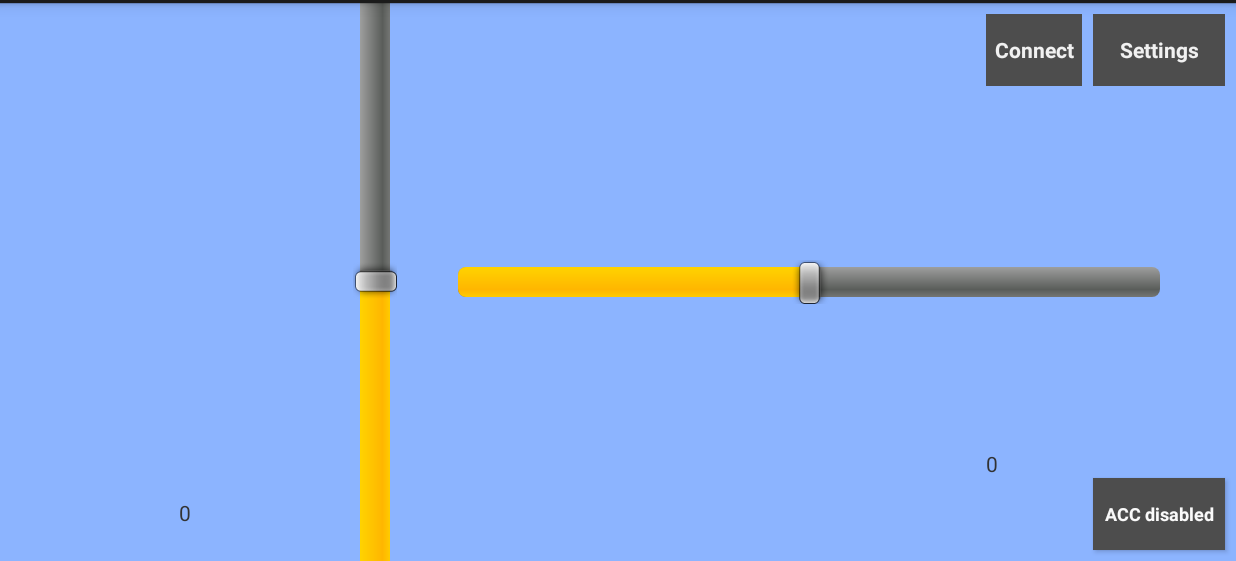
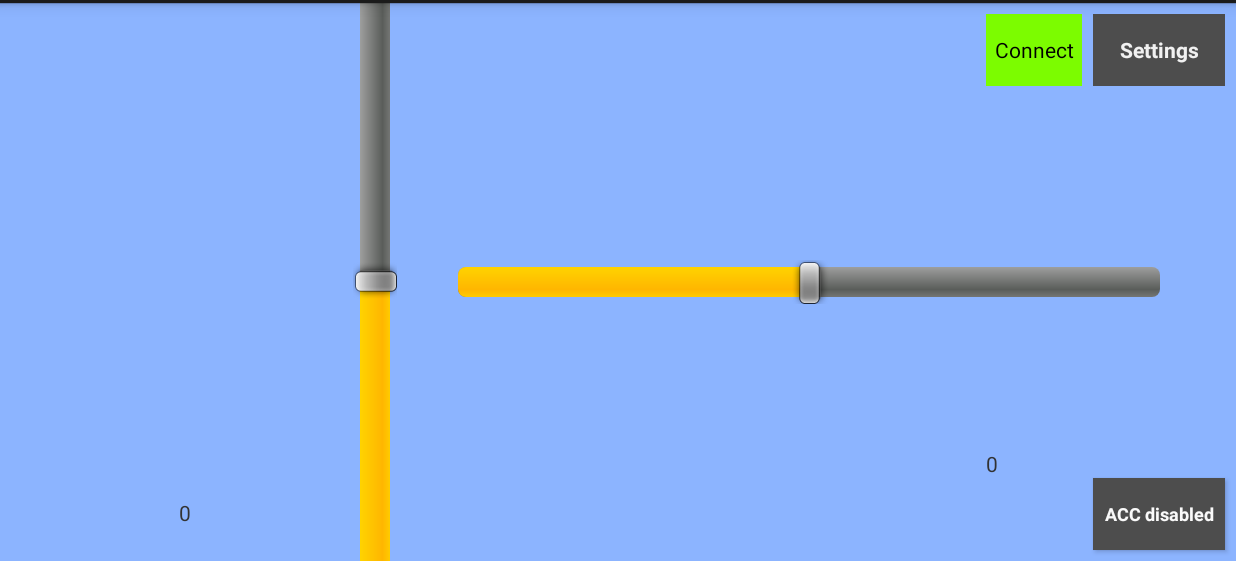
Before and after one commit to felixnorden/moppepojkar, an Android app: the screen it shows after launch (Main), on a phone screen of 824 x 412 dp (held sideways), the part 57-618 px from its top. Run offline under Robolectric (Android 15) with nearby library versions, the light colour scheme and no system bars; 1 statement that could not run was skipped.

Commit message:
Added Colors to connect button, Fixed "Save" button in settings

```diff
--- a/src/app/WirelessIno/app/src/main/java/se/sics/sse/fresta/wirelessino/Main.java
+++ b/src/app/WirelessIno/app/src/main/java/se/sics/sse/fresta/wirelessino/Main.java
@@ -12,6 +12,8 @@ import java.util.concurrent.ExecutionException;
 import android.app.AlertDialog;
 import android.content.DialogInterface;
 import android.content.SharedPreferences;
+import android.graphics.Color;
+import android.graphics.PorterDuff;
 import android.os.AsyncTask;
 import android.os.Bundle;
 import android.app.Activity;
@@ -126,6 +128,7 @@ public class Main extends Activity implements CommunicationListener {
         speedTextView.setText(Integer.toString(0));
 
         connectButton = (Button) findViewById(R.id.serverButton);
+        connectButton.setBackgroundColor(Color.parseColor("#7CFC00"));
 
         modeButton.setOnClickListener(new View.OnClickListener() {
             @Override
@@ -440,8 +443,10 @@ public class Main extends Activity implements CommunicationListener {
     private void updateModeButton() {
         if (isConnected) {
             connectButton.setText("Disconnect");
+            connectButton.setBackgroundColor(Color.parseColor("#FF0000"));
         } else {
             connectButton.setText("Connect");
+            connectButton.setBackgroundColor(Color.parseColor("#7CFC00"));
         }
     }
 
--- a/src/app/WirelessIno/app/src/main/res/layout/activity_main.xml
+++ b/src/app/WirelessIno/app/src/main/res/layout/activity_main.xml
@@ -56,16 +56,15 @@ android:layout_height="match_parent"
         style="@android:style/Widget.Button"
         android:layout_width="wrap_content"
         android:layout_height="wrap_content"
+        android:layout_alignBaseline="@+id/connectButton"
+        android:layout_alignBottom="@+id/connectButton"
+        android:layout_marginRight="7dp"
+        android:layout_toStartOf="@+id/connectButton"
         android:background="#4d4d4d"
         android:elevation="0dp"
         android:onClick="serverConnect"
         android:text="Connect"
-        android:textColor="@color/switch_thumb_normal_material_light"
-        android:layout_marginRight="7dp"
-        android:textStyle="bold"
-        android:layout_alignBaseline="@+id/connectButton"
-        android:layout_alignBottom="@+id/connectButton"
-        android:layout_toStartOf="@+id/connectButton" />
+        android:textAppearance="@style/TextAppearance.AppCompat" />
 
     <Button
         android:id="@+id/modeButton"
--- a/src/app/WirelessIno/app/src/main/res/layout/socket_connection_build.xml
+++ b/src/app/WirelessIno/app/src/main/res/layout/socket_connection_build.xml
@@ -62,6 +62,7 @@
         android:textAlignment="center"
         android:textColor="@color/bright_foreground_inverse_material_light"
         android:textStyle="bold"
+        android:onClick="goToMain"
         android:layout_weight="0.04"/>
 
     <TextView
```
Also changed, not shown: src/app/WirelessIno/app/src/main/java/se/sics/sse/fresta/wirelessino/SocketConnector.java (+9 -5 lines).
